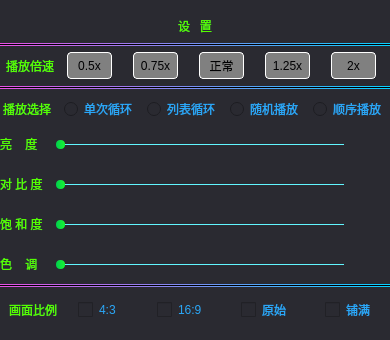
huizhang556/pc-video-player, file VideoPlayer/videomodels/AdjustBright.ui: the form before one commit.
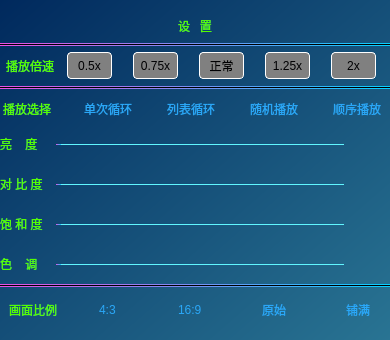
The form after the commit. Icons and pictures are not drawn.

Diff of the .ui file:
```diff
--- a/VideoPlayer/videomodels/AdjustBright.ui
+++ b/VideoPlayer/videomodels/AdjustBright.ui
@@ -33,10 +33,13 @@
     <number>0</number>
    </property>
    <item>
-    <widget class="QWidget" name="widget_grid" native="true">
+    <widget class="QFrame" name="frame_grid">
      <property name="styleSheet">
-      <string notr="true">background-color: #2a2a31;
-</string>
+      <string notr="true">#frame_grid
+{
+border-radius: 0px;
+background-color:qlineargradient(spread:pad,x1:0,y1:0,x2:1,y2:1,stop:0 #00295d, stop:1  #297493);
+}</string>
      </property>
      <layout class="QVBoxLayout" name="verticalLayout_2">
       <property name="spacing">
@@ -74,9 +77,12 @@
            </size>
           </property>
           <property name="styleSheet">
-           <string notr="true">font:bold normal 15px &quot;微软雅黑&quot;;
+           <string notr="true">QLabel
+{
+font:bold normal 15px &quot;微软雅黑&quot;;
 color: rgb(85, 255, 0);
-background-color: #2a2a31;</string>
+background-color: transparent;
+}</string>
           </property>
           <property name="text">
            <string>设   置</string>
@@ -119,9 +125,8 @@
              <string notr="true">QLabel
 {
 color: rgb(85, 255, 0);
-background-color: #2a2a31;
-}
-</string>
+background-color: transparent;
+}</string>
             </property>
             <property name="text">
              <string>播放倍速</string>
@@ -458,8 +463,11 @@
              </size>
             </property>
             <property name="styleSheet">
-             <string notr="true">color: rgb(85, 255, 0);
-background-color: #2a2a31;</string>
+             <string notr="true">QLabel
+{
+color: rgb(85, 255, 0);
+background-color: transparent;
+}</string>
             </property>
             <property name="text">
              <string>播放选择</string>
@@ -485,6 +493,7 @@
 {
 color: rgb(42, 167, 247);
 margin-left:0px;
+background-color: transparent;
 }
 
 
@@ -533,7 +542,13 @@
              </size>
             </property>
             <property name="styleSheet">
-             <string notr="true">/*未选中的样式*/
+             <string notr="true">QRadioButton
+{
+color: rgb(42, 167, 247);
+background-color: transparent;
+}
+
+/*未选中的样式*/
 QRadioButton::indicator:unchecked
 {
 width:16px;
@@ -556,10 +571,6 @@
 border-image: url(:/images/icon/radio_selected.png);
 }
 
-QRadioButton
-{
-color: rgb(42, 167, 247);
-}
 </string>
             </property>
             <property name="text">
@@ -582,7 +593,13 @@
              </size>
             </property>
             <property name="styleSheet">
-             <string notr="true">/*未选中的样式*/
+             <string notr="true">QRadioButton
+{
+color: rgb(42, 167, 247);
+background-color: transparent;
+}
+
+/*未选中的样式*/
 QRadioButton::indicator:unchecked
 {
 width:16px;
@@ -605,10 +622,6 @@
 border-image: url(:/images/icon/radio_selected.png);
 }
 
-QRadioButton
-{
-color: rgb(42, 167, 247);
-}
 </string>
             </property>
             <property name="text">
@@ -631,7 +644,14 @@
              </size>
             </property>
             <property name="styleSheet">
-             <string notr="true">/*未选中的样式*/
+             <string notr="true">QRadioButton
+{
+color: rgb(42, 167, 247);
+background-color: transparent;
+}
+
+
+/*未选中的样式*/
 QRadioButton::indicator:unchecked
 {
 width:16px;
@@ -652,14 +672,7 @@
 width:16px;
 height:16px;
 border-image: url(:/images/icon/radio_selected.png);
-}
-
-QRadioButton
-{
-color: rgb(42, 167, 247);
-background-color: #2a2a31;
-}
-</string>
+}</string>
             </property>
             <property name="text">
              <string>顺序播放</string>
@@ -682,8 +695,8 @@
           <property name="verticalSpacing">
            <number>20</number>
           </property>
-          <item row="2" column="0">
-           <widget class="QLabel" name="label_bhd">
+          <item row="0" column="0">
+           <widget class="QLabel" name="label_ld">
             <property name="minimumSize">
              <size>
               <width>0</width>
@@ -697,11 +710,179 @@
              </size>
             </property>
             <property name="styleSheet">
-             <string notr="true">color: rgb(85, 255, 0);
-background-color: #2a2a31;</string>
+             <string notr="true">QLabel
+{
+color: rgb(85, 255, 0);
+background-color: transparent;
+}</string>
             </property>
             <property name="text">
-             <string>饱 和 度</string>
+             <string>亮    度</string>
+            </property>
+           </widget>
+          </item>
+          <item row="2" column="1">
+           <widget class="QSlider" name="horizontalSlider_baohedu">
+            <property name="minimumSize">
+             <size>
+              <width>0</width>
+              <height>20</height>
+             </size>
+            </property>
+            <property name="maximumSize">
+             <size>
+              <width>16777215</width>
+              <height>20</height>
+             </size>
+            </property>
+            <property name="styleSheet">
+             <string notr="true">QSlider
+{
+background-color: transparent;
+margin-left:13px;
+}
+/*整个进度条*/
+QSlider::groove:horizontal 
+{
+background-color: rgba(255,255,255,0.1);
+height: 1px;
+border-radius:1px;
+}
+
+
+/*整个进度条-hover*/
+QSlider::groove:horizontal:hover
+{
+background: qradialgradient(spread:pad, cx:0.5, cy:0.5, radius:0.5, fx:0.5, fy:0.5, 
+stop:0.6 #45ADED, stop:0.778409 rgba(255, 255, 255, 255));
+height: 2px;
+border-radius:1px;
+}
+
+/*J拖动按钮*/
+QSlider::handle:horizontal 
+{
+
+background: qradialgradient(spread:pad, cx:0.5, cy:0.5, radius:0.5, fx:0.5, fy:0.5, 
+stop:0.6 #e452e5, stop:0.778409 #14c9fe);
+height:8px;
+width:8px;
+margin-top: -4px;
+margin-bottom: -4px;
+border-radius:4px;
+padding-right:1px;
+}
+
+/*J拖动按钮-hover,只跟groove的hover时高度影响*/
+QSlider::handle:horizontal:hover 
+{
+background: qradialgradient(spread:pad, cx:0.5, cy:0.5, radius:0.5, fx:0.5, fy:0.5, 
+stop:0.6 #45ADED, stop:0.778409 rgba(255, 255, 255, 255));
+}
+
+/*未划过的区域，右边界线*/
+QSlider::add-page:horizontal,QSlider::add-line:horizontal
+{
+border-radius:2px;
+background-color:#61f6ff;
+}
+
+/*已划过的区域，左边界线*/
+QSlider::sub-page:horizontal,QSlider::sub-line:horizontal
+{
+border-radius:2px;
+background-color:qlineargradient(spread:pad, x1:0, y1:0, x2:1, y2:0, stop:0 rgba(231,80,229, 255), stop:1 rgba(7,208,255, 255));
+}
+</string>
+            </property>
+            <property name="orientation">
+             <enum>Qt::Horizontal</enum>
+            </property>
+           </widget>
+          </item>
+          <item row="2" column="2">
+           <widget class="QLabel" name="label_baohedu">
+            <property name="minimumSize">
+             <size>
+              <width>46</width>
+              <height>20</height>
+             </size>
+            </property>
+            <property name="maximumSize">
+             <size>
+              <width>46</width>
+              <height>20</height>
+             </size>
+            </property>
+            <property name="styleSheet">
+             <string notr="true">QLabel
+{
+color: #f85a37;
+background-color: transparent;
+margin-left:10px;
+}</string>
+            </property>
+            <property name="text">
+             <string/>
+            </property>
+            <property name="alignment">
+             <set>Qt::AlignCenter</set>
+            </property>
+           </widget>
+          </item>
+          <item row="1" column="0">
+           <widget class="QLabel" name="label_dbd">
+            <property name="minimumSize">
+             <size>
+              <width>0</width>
+              <height>20</height>
+             </size>
+            </property>
+            <property name="maximumSize">
+             <size>
+              <width>16777215</width>
+              <height>20</height>
+             </size>
+            </property>
+            <property name="styleSheet">
+             <string notr="true">QLabel
+{
+color: rgb(85, 255, 0);
+background-color: transparent;
+}</string>
+            </property>
+            <property name="text">
+             <string>对 比 度</string>
+            </property>
+           </widget>
+          </item>
+          <item row="3" column="2">
+           <widget class="QLabel" name="label_sediao">
+            <property name="minimumSize">
+             <size>
+              <width>46</width>
+              <height>20</height>
+             </size>
+            </property>
+            <property name="maximumSize">
+             <size>
+              <width>46</width>
+              <height>20</height>
+             </size>
+            </property>
+            <property name="styleSheet">
+             <string notr="true">QLabel
+{
+color: #f85a37;
+background-color: transparent;
+margin-left:10px;
+}</string>
+            </property>
+            <property name="text">
+             <string/>
+            </property>
+            <property name="alignment">
+             <set>Qt::AlignCenter</set>
             </property>
            </widget>
           </item>
@@ -722,7 +903,7 @@
             <property name="styleSheet">
              <string notr="true">QSlider
 {
-background-color:#2a2a31;
+background-color: transparent;
 margin-left:13px;
 }
 /*整个进度条*/
@@ -746,7 +927,9 @@
 /*J拖动按钮*/
 QSlider::handle:horizontal 
 {
-background-color:qlineargradient(spread:pad,x1:0,y1:0,x2:1,y2:0,stop:0 rgba(0, 205, 76,1.0), stop:1  rgba(24, 247, 51,1.0));
+
+background: qradialgradient(spread:pad, cx:0.5, cy:0.5, radius:0.5, fx:0.5, fy:0.5, 
+stop:0.6 #e452e5, stop:0.778409 #14c9fe);
 height:8px;
 width:8px;
 margin-top: -4px;
@@ -758,12 +941,87 @@
 /*J拖动按钮-hover,只跟groove的hover时高度影响*/
 QSlider::handle:horizontal:hover 
 {
-background-color: red;
+background: qradialgradient(spread:pad, cx:0.5, cy:0.5, radius:0.5, fx:0.5, fy:0.5, 
+stop:0.6 #45ADED, stop:0.778409 rgba(255, 255, 255, 255));
+}
+
+/*未划过的区域，右边界线*/
+QSlider::add-page:horizontal,QSlider::add-line:horizontal
+{
+border-radius:2px;
+background-color:#61f6ff;
+}
+
+/*已划过的区域，左边界线*/
+QSlider::sub-page:horizontal,QSlider::sub-line:horizontal
+{
+border-radius:2px;
+background-color:qlineargradient(spread:pad, x1:0, y1:0, x2:1, y2:0, stop:0 rgba(231,80,229, 255), stop:1 rgba(7,208,255, 255));
+}
+</string>
+            </property>
+            <property name="orientation">
+             <enum>Qt::Horizontal</enum>
+            </property>
+           </widget>
+          </item>
+          <item row="3" column="1">
+           <widget class="QSlider" name="horizontalSlider_sediao">
+            <property name="minimumSize">
+             <size>
+              <width>0</width>
+              <height>20</height>
+             </size>
+            </property>
+            <property name="maximumSize">
+             <size>
+              <width>16777215</width>
+              <height>20</height>
+             </size>
+            </property>
+            <property name="styleSheet">
+             <string notr="true">QSlider
+{
+background-color: transparent;
+margin-left:13px;
+}
+/*整个进度条*/
+QSlider::groove:horizontal 
+{
+background-color: rgba(255,255,255,0.1);
+height: 1px;
+border-radius:1px;
+}
+
+
+/*整个进度条-hover*/
+QSlider::groove:horizontal:hover
+{
+background: qradialgradient(spread:pad, cx:0.5, cy:0.5, radius:0.5, fx:0.5, fy:0.5, 
+stop:0.6 #45ADED, stop:0.778409 rgba(255, 255, 255, 255));
+height: 2px;
+border-radius:1px;
+}
+
+/*J拖动按钮*/
+QSlider::handle:horizontal 
+{
+
+background: qradialgradient(spread:pad, cx:0.5, cy:0.5, radius:0.5, fx:0.5, fy:0.5, 
+stop:0.6 #e452e5, stop:0.778409 #14c9fe);
 height:8px;
-width:10px;
+width:8px;
 margin-top: -4px;
 margin-bottom: -4px;
-border-radius:5px;
+border-radius:4px;
+padding-right:1px;
+}
+
+/*J拖动按钮-hover,只跟groove的hover时高度影响*/
+QSlider::handle:horizontal:hover 
+{
+background: qradialgradient(spread:pad, cx:0.5, cy:0.5, radius:0.5, fx:0.5, fy:0.5, 
+stop:0.6 #45ADED, stop:0.778409 rgba(255, 255, 255, 255));
 }
 
 /*未划过的区域，右边界线*/
@@ -801,148 +1059,17 @@
              </size>
             </property>
             <property name="styleSheet">
-             <string notr="true">color: rgb(85, 255, 0);
-background-color: #2a2a31;</string>
+             <string notr="true">QLabel
+{
+color: rgb(85, 255, 0);
+background-color: transparent;
+}</string>
             </property>
             <property name="text">
              <string>色    调</string>
             </property>
            </widget>
           </item>
-          <item row="2" column="2">
-           <widget class="QLabel" name="label_baohedu">
-            <property name="minimumSize">
-             <size>
-              <width>46</width>
-              <height>20</height>
-             </size>
-            </property>
-            <property name="maximumSize">
-             <size>
-              <width>46</width>
-              <height>20</height>
-             </size>
-            </property>
-            <property name="styleSheet">
-             <string notr="true">QLabel
-{
-color: #f85a37;
-background-color:#2a2a31;
-margin-left:10px;
-}</string>
-            </property>
-            <property name="text">
-             <string/>
-            </property>
-            <property name="alignment">
-             <set>Qt::AlignCenter</set>
-            </property>
-           </widget>
-          </item>
-          <item row="2" column="1">
-           <widget class="QSlider" name="horizontalSlider_baohedu">
-            <property name="minimumSize">
-             <size>
-              <width>0</width>
-              <height>20</height>
-             </size>
-            </property>
-            <property name="maximumSize">
-             <size>
-              <width>16777215</width>
-              <height>20</height>
-             </size>
-            </property>
-            <property name="styleSheet">
-             <string notr="true">QSlider
-{
-background-color:#2a2a31;
-margin-left:13px;
-}
-/*整个进度条*/
-QSlider::groove:horizontal 
-{
-background-color: rgba(255,255,255,0.1);
-height: 1px;
-border-radius:1px;
-}
-
-
-/*整个进度条-hover*/
-QSlider::groove:horizontal:hover
-{
-background: qradialgradient(spread:pad, cx:0.5, cy:0.5, radius:0.5, fx:0.5, fy:0.5, 
-stop:0.6 #45ADED, stop:0.778409 rgba(255, 255, 255, 255));
-height: 2px;
-border-radius:1px;
-}
-
-/*J拖动按钮*/
-QSlider::handle:horizontal 
-{
-background-color:qlineargradient(spread:pad,x1:0,y1:0,x2:1,y2:0,stop:0 rgba(0, 205, 76,1.0), stop:1  rgba(24, 247, 51,1.0));
-height:8px;
-width:8px;
-margin-top: -4px;
-margin-bottom: -4px;
-border-radius:4px;
-padding-right:1px;
-}
-
-/*J拖动按钮-hover,只跟groove的hover时高度影响*/
-QSlider::handle:horizontal:hover 
-{
-background-color: red;
-height:8px;
-width:10px;
-margin-top: -4px;
-margin-bottom: -4px;
-border-radius:5px;
-}
-
-/*未划过的区域，右边界线*/
-QSlider::add-page:horizontal,QSlider::add-line:horizontal
-{
-border-radius:2px;
-background-color:#61f6ff;
-}
-
-/*已划过的区域，左边界线*/
-QSlider::sub-page:horizontal,QSlider::sub-line:horizontal
-{
-border-radius:2px;
-background-color:qlineargradient(spread:pad, x1:0, y1:0, x2:1, y2:0, stop:0 rgba(231,80,229, 255), stop:1 rgba(7,208,255, 255));
-}
-</string>
-            </property>
-            <property name="orientation">
-             <enum>Qt::Horizontal</enum>
-            </property>
-           </widget>
-          </item>
-          <item row="0" column="0">
-           <widget class="QLabel" name="label_ld">
-            <property name="minimumSize">
-             <size>
-              <width>0</width>
-              <height>20</height>
-             </size>
-            </property>
-            <property name="maximumSize">
-             <size>
-              <width>16777215</width>
-              <height>20</height>
-             </size>
-            </property>
-            <property name="styleSheet">
-             <string notr="true">color: rgb(85, 255, 0);
-background-color: #2a2a31;</string>
-            </property>
-            <property name="text">
-             <string>亮    度</string>
-            </property>
-           </widget>
-          </item>
           <item row="1" column="2">
            <widget class="QLabel" name="label_duibidu">
             <property name="minimumSize">
@@ -961,7 +1088,7 @@
              <string notr="true">QLabel
 {
 color: #f85a37;
-background-color:#2a2a31;
+background-color: transparent;
 margin-left:10px;
 }</string>
             </property>
@@ -991,7 +1118,7 @@
              <string notr="true">QLabel
 {
 color: #f85a37;
-background-color:#2a2a31;
+background-color: transparent;
 margin-left:10px;
 }</string>
             </property>
@@ -1003,8 +1130,8 @@
             </property>
            </widget>
           </item>
-          <item row="3" column="1">
-           <widget class="QSlider" name="horizontalSlider_sediao">
+          <item row="2" column="0">
+           <widget class="QLabel" name="label_bhd">
             <property name="minimumSize">
              <size>
               <width>0</width>
@@ -1014,126 +1141,18 @@
             <property name="maximumSize">
              <size>
               <width>16777215</width>
-              <height>20</height>
-             </size>
-            </property>
-            <property name="styleSheet">
-             <string notr="true">QSlider
-{
-background-color:#2a2a31;
-margin-left:13px;
-}
-/*整个进度条*/
-QSlider::groove:horizontal 
-{
-background-color: rgba(255,255,255,0.1);
-height: 1px;
-border-radius:1px;
-}
-
-
-/*整个进度条-hover*/
-QSlider::groove:horizontal:hover
-{
-background: qradialgradient(spread:pad, cx:0.5, cy:0.5, radius:0.5, fx:0.5, fy:0.5, 
-stop:0.6 #45ADED, stop:0.778409 rgba(255, 255, 255, 255));
-height: 2px;
-border-radius:1px;
-}
-
-/*J拖动按钮*/
-QSlider::handle:horizontal 
-{
-background-color:qlineargradient(spread:pad,x1:0,y1:0,x2:1,y2:0,stop:0 rgba(0, 205, 76,1.0), stop:1  rgba(24, 247, 51,1.0));
-height:8px;
-width:8px;
-margin-top: -4px;
-margin-bottom: -4px;
-border-radius:4px;
-padding-right:1px;
-}
-
-/*J拖动按钮-hover,只跟groove的hover时高度影响*/
-QSlider::handle:horizontal:hover 
-{
-background-color: red;
-height:8px;
-width:10px;
-margin-top: -4px;
-margin-bottom: -4px;
-border-radius:5px;
-}
-
-/*未划过的区域，右边界线*/
-QSlider::add-page:horizontal,QSlider::add-line:horizontal
-{
-border-radius:2px;
-background-color:#61f6ff;
-}
-
-/*已划过的区域，左边界线*/
-QSlider::sub-page:horizontal,QSlider::sub-line:horizontal
-{
-border-radius:2px;
-background-color:qlineargradient(spread:pad, x1:0, y1:0, x2:1, y2:0, stop:0 rgba(231,80,229, 255), stop:1 rgba(7,208,255, 255));
-}
-</string>
-            </property>
-            <property name="orientation">
-             <enum>Qt::Horizontal</enum>
-            </property>
-           </widget>
-          </item>
-          <item row="3" column="2">
-           <widget class="QLabel" name="label_sediao">
-            <property name="minimumSize">
-             <size>
-              <width>46</width>
-              <height>20</height>
-             </size>
-            </property>
-            <property name="maximumSize">
-             <size>
-              <width>46</width>
               <height>20</height>
              </size>
             </property>
             <property name="styleSheet">
              <string notr="true">QLabel
 {
-color: #f85a37;
-background-color:#2a2a31;
-margin-left:10px;
+color: rgb(85, 255, 0);
+background-color: transparent;
 }</string>
             </property>
             <property name="text">
-             <string/>
-            </property>
-            <property name="alignment">
-             <set>Qt::AlignCenter</set>
-            </property>
-           </widget>
-          </item>
-          <item row="1" column="0">
-           <widget class="QLabel" name="label_dbd">
-            <property name="minimumSize">
-             <size>
-              <width>0</width>
-              <height>20</height>
-             </size>
-            </property>
-            <property name="maximumSize">
-             <size>
-              <width>16777215</width>
-              <height>20</height>
-             </size>
-            </property>
-            <property name="styleSheet">
-             <string notr="true">color: rgb(85, 255, 0);
-background-color: #2a2a31;</string>
-            </property>
-            <property name="text">
-             <string>对 比 度</string>
+             <string>饱 和 度</string>
             </property>
            </widget>
           </item>
@@ -1154,7 +1173,7 @@
             <property name="styleSheet">
              <string notr="true">QSlider
 {
-background-color:#2a2a31;
+background-color: transparent;
 margin-left:13px;
 }
 /*整个进度条*/
@@ -1178,7 +1197,9 @@
 /*J拖动按钮*/
 QSlider::handle:horizontal 
 {
-background-color:qlineargradient(spread:pad,x1:0,y1:0,x2:1,y2:0,stop:0 rgba(0, 205, 76,1.0), stop:1  rgba(24, 247, 51,1.0));
+
+background: qradialgradient(spread:pad, cx:0.5, cy:0.5, radius:0.5, fx:0.5, fy:0.5, 
+stop:0.6 #e452e5, stop:0.778409 #14c9fe);
 height:8px;
 width:8px;
 margin-top: -4px;
@@ -1190,12 +1211,8 @@
 /*J拖动按钮-hover,只跟groove的hover时高度影响*/
 QSlider::handle:horizontal:hover 
 {
-background-color: red;
-height:8px;
-width:10px;
-margin-top: -4px;
-margin-bottom: -4px;
-border-radius:5px;
+background: qradialgradient(spread:pad, cx:0.5, cy:0.5, radius:0.5, fx:0.5, fy:0.5, 
+stop:0.6 #45ADED, stop:0.778409 rgba(255, 255, 255, 255));
 }
 
 /*未划过的区域，右边界线*/
@@ -1250,8 +1267,11 @@
              </size>
             </property>
             <property name="styleSheet">
-             <string notr="true">color: rgb(85, 255, 0);
-background-color: #2a2a31;</string>
+             <string notr="true">QLabel
+{
+color: rgb(85, 255, 0);
+background-color: transparent;
+}</string>
             </property>
             <property name="text">
              <string>画面比例</string>
@@ -1277,8 +1297,8 @@
 {
 /*font:11pt &quot;微软雅黑&quot;;*/
 color: rgb(42, 167, 247);
-background-color:#2a2a31;
 margin-left:5px;
+background-color: transparent;
 }
 
 /*	
@@ -1359,7 +1379,7 @@
 /*font:11pt &quot;微软雅黑&quot;;
 color: rgb(0, 0, 0);*/
 color: rgb(42, 167, 247);
-background-color:#2a2a31;
+background-color: transparent;
 }
 
 /*	
@@ -1434,7 +1454,7 @@
 /*font:11pt &quot;微软雅黑&quot;;
 color: rgb(0, 0, 0);*/
 color: rgb(42, 167, 247);
-background-color:#2a2a31;
+background-color: transparent;
 }
 
 /*	
@@ -1509,7 +1529,7 @@
 /*font:11pt &quot;微软雅黑&quot;;
 color: rgb(0, 0, 0);*/
 color: rgb(42, 167, 247);
-background-color:#2a2a31;
+background-color: transparent;
 }
 
 /*	
```
